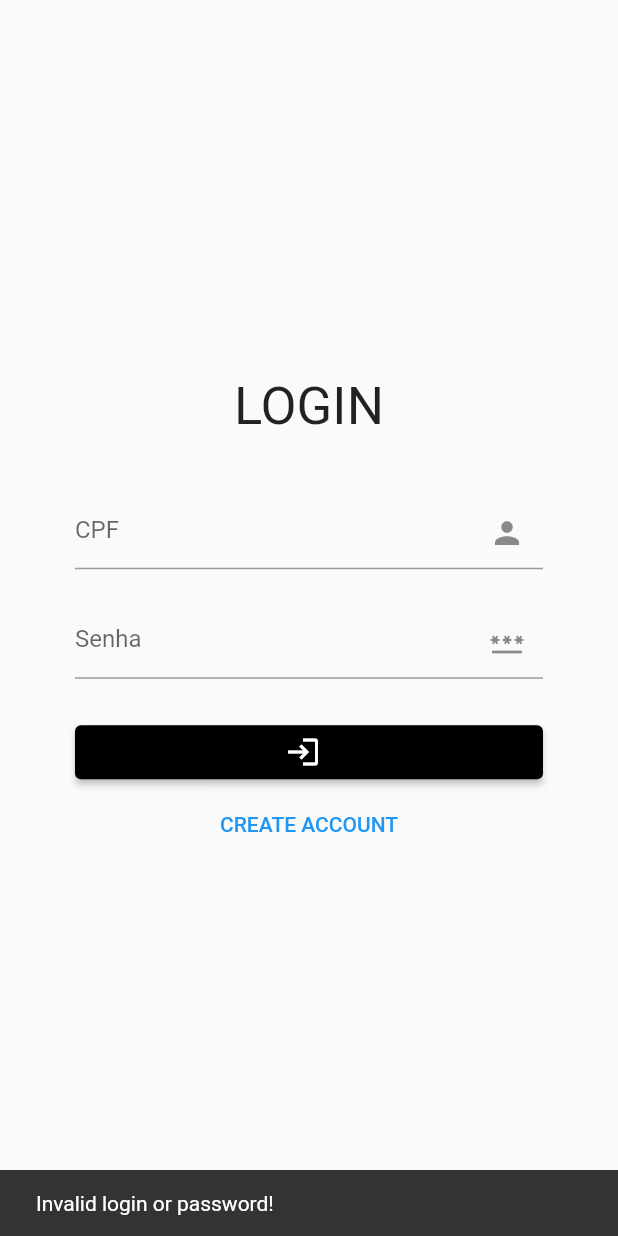
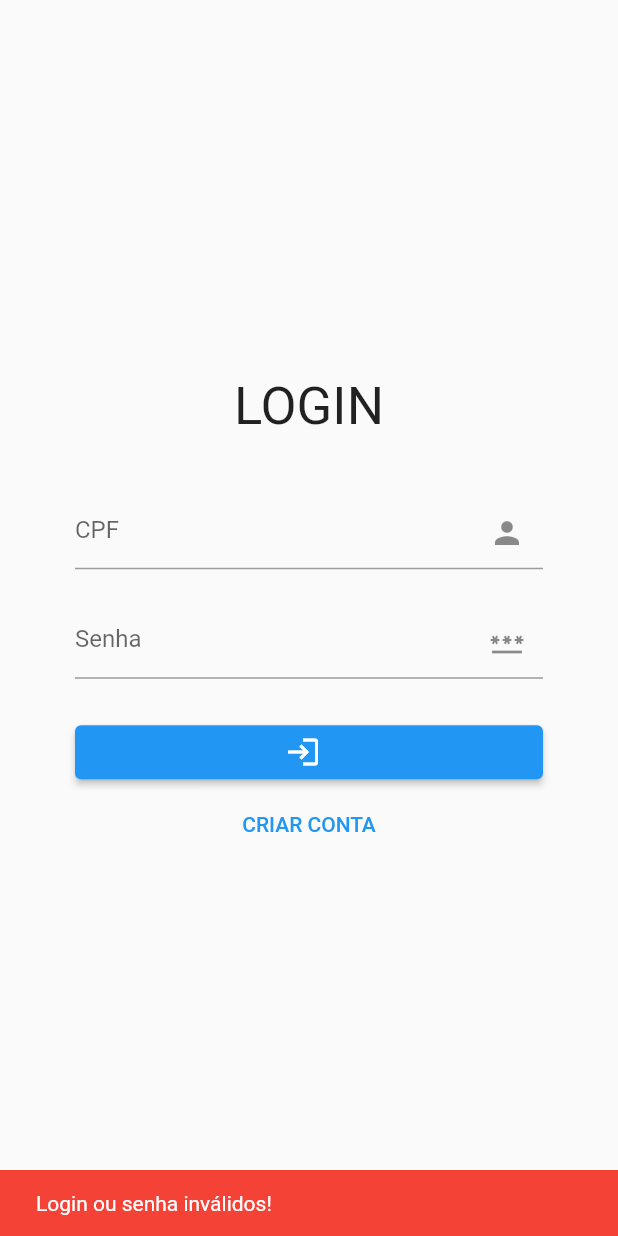
Before and after one commit to wendersonads/gpp-app, a Flutter app: the screen it shows after launch, after a tap on the "login" icon, on a phone screen of 412 x 824 dp. Run offline on Flutter 3.47's test engine with Material 2 defaults, Android fonts, the phone set to English and light mode, and no system bars; our stand-ins replace hive, hive_flutter; accounts and stored records are empty.

Commit message:
ok_hand alterações

```diff
--- a/gpp-app/app/lib/view/login/login_screen.dart
+++ b/gpp-app/app/lib/view/login/login_screen.dart
@@ -48,12 +48,12 @@ class _LoginScreenState extends State<LoginScreen> {
                   suffixIcon: Icon(
                     Icons.person,
                   ),
-                  focusedBorder: OutlineInputBorder(
-                    borderSide: BorderSide(
-                      color: Colors.black,
-                    ),
-                    // Defina a cor desejada para a borda em foco
-                  ),
+                  // focusedBorder: OutlineInputBorder(
+                  //   borderSide: BorderSide(
+                  //     color: Colors.black,
+                  //   ),
+                  //   // Defina a cor desejada para a borda em foco
+                  // ),
                   iconColor: Colors.black,
                 ),
               ),
@@ -72,9 +72,6 @@ class _LoginScreenState extends State<LoginScreen> {
                 height: 25,
               ),
               ElevatedButton(
-                style: ElevatedButton.styleFrom(
-                  backgroundColor: Colors.black,
-                ),
                 onPressed: () {
                   _enabled ? loginAction() : null;
                 },
@@ -91,7 +88,7 @@ class _LoginScreenState extends State<LoginScreen> {
                 onPressed: () {
                   toRegister();
                 },
-                child: const Text('CREATE ACCOUNT'),
+                child: const Text('CRIAR CONTA'),
               ),
             ],
           ),
@@ -107,11 +104,13 @@ class _LoginScreenState extends State<LoginScreen> {
     if (StringUtil.isEmpty(usr) || StringUtil.isEmpty(pwd)) {
       ScaffoldMessenger.of(context).showSnackBar(
         const SnackBar(
+          backgroundColor: Colors.red,
           duration: Duration(seconds: 1),
-          content: Text('Invalid login or password!'),
+          content: Text('Login ou senha inválidos!'),
         ),
       );
     } else {
+      print(usr);
       bool result = await _loginService.tryLogin(usr, pwd);
       if (result) {
         _usernameController.clear();
@@ -127,7 +126,7 @@ class _LoginScreenState extends State<LoginScreen> {
         ScaffoldMessenger.of(context).showSnackBar(
           const SnackBar(
             duration: Duration(seconds: 1),
-            content: Text('Login error!'),
+            content: Text('Erro ao logar!'),
           ),
         );
       }
```
Also changed, not shown: gpp-app/app/lib/view/register/register_screen.dart (+6 -5 lines), 1 other file.
